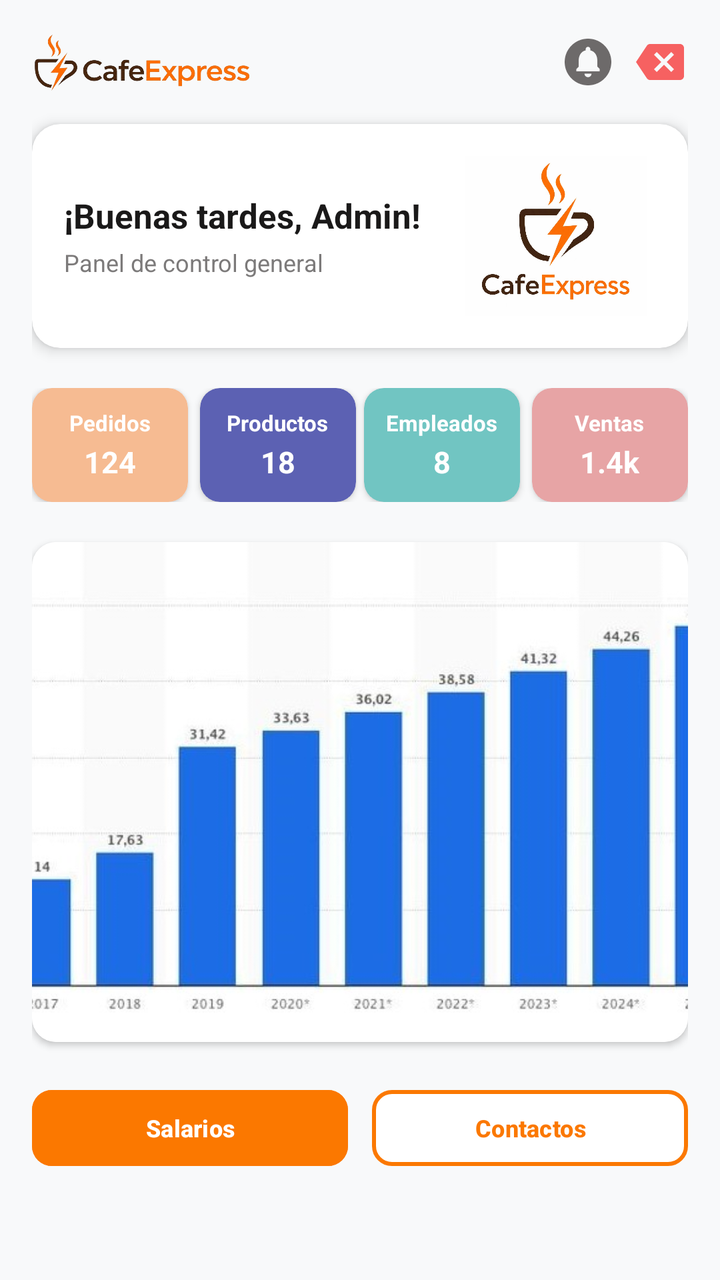
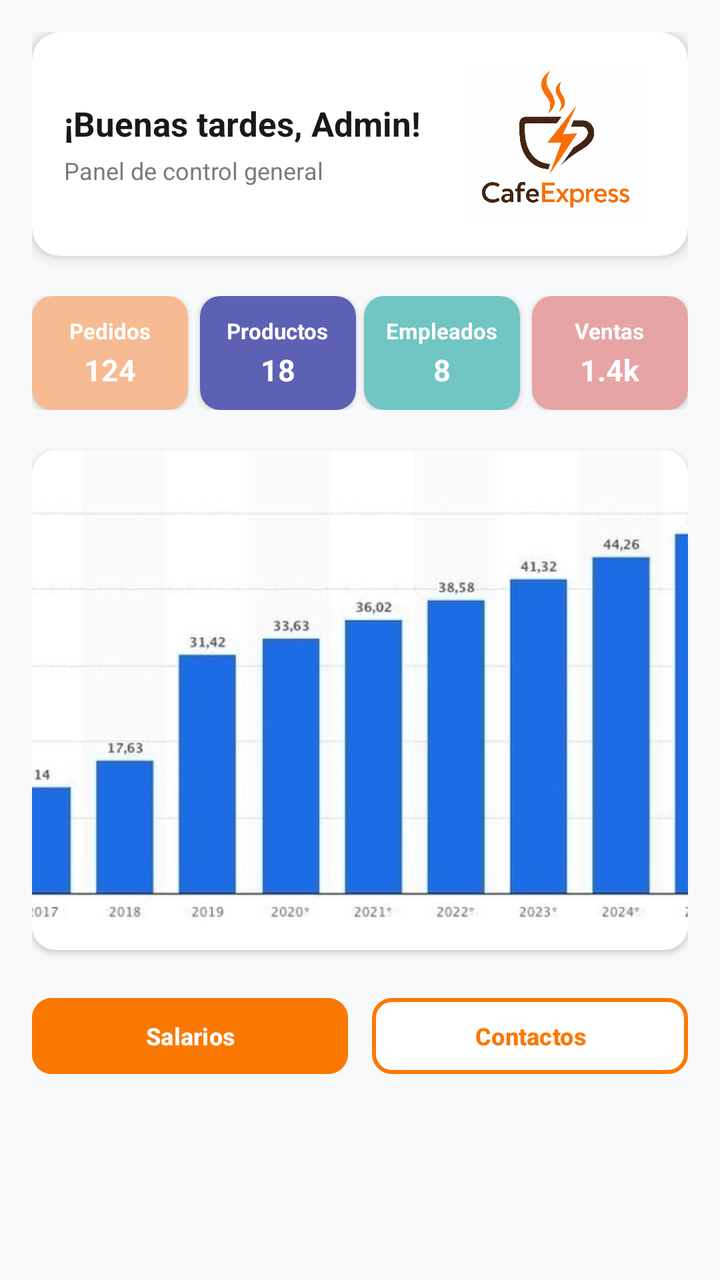

The first picture is an Android layout as it rendered before a commit; the second is the same layout after the commit. The layout source and the unified diff follow.
<!-- AndroidManifest.xml: application theme Theme.CafeExpress -->
<!-- res/layout/fragment_inicio.xml -->
<?xml version="1.0" encoding="utf-8"?>
<ScrollView xmlns:android="http://schemas.android.com/apk/res/android"
  xmlns:app="http://schemas.android.com/apk/res-auto"
  xmlns:tools="http://schemas.android.com/tools"
  android:layout_width="match_parent"
  android:layout_height="match_parent"
  android:background="#F8F9FA"
  android:fillViewport="true">

  <LinearLayout
    android:layout_width="match_parent"
    android:layout_height="wrap_content"
    android:orientation="vertical"
    android:padding="16dp">

    <RelativeLayout
      android:layout_width="match_parent"
      android:layout_height="wrap_content"
      android:layout_marginBottom="16dp">

      <ImageView
        android:id="@+id/imgLogoNav"
        android:layout_width="110dp"
        android:layout_height="30dp"
        android:layout_alignParentStart="true"
        android:layout_centerVertical="true"
        android:contentDescription="Logo de la cafetería"
        android:src="@drawable/logonombre" />

      <LinearLayout
        android:layout_width="wrap_content"
        android:layout_height="wrap_content"
        android:layout_alignParentEnd="true"
        android:layout_centerVertical="true"
        android:orientation="horizontal">

        <ImageButton
          android:id="@+id/btnNotificaciones"
          android:layout_width="28dp"
          android:layout_height="28dp"
          android:layout_marginEnd="8dp"
          android:background="?attr/selectableItemBackgroundBorderless"
          android:scaleType="fitCenter"
          android:src="@drawable/ic_bell"
          app:tint="#6D6A6A" />

        <ImageButton
          android:id="@+id/btnCerrarSesion"
          android:layout_width="28dp"
          android:layout_height="28dp"
          android:background="?attr/selectableItemBackgroundBorderless"
          android:contentDescription="Cerrar sesión"
          android:src="@drawable/ic_closed"
          app:tint="#F66161" />
      </LinearLayout>
    </RelativeLayout>

    <androidx.cardview.widget.CardView
      android:layout_width="match_parent"
      android:layout_height="wrap_content"
      android:layout_marginBottom="20dp"
      app:cardBackgroundColor="#FFFFFF"
      app:cardCornerRadius="14dp"
      app:cardElevation="4dp">

      <RelativeLayout
        android:layout_width="match_parent"
        android:layout_height="wrap_content"
        android:padding="16dp">

        <LinearLayout
          android:layout_width="wrap_content"
          android:layout_height="wrap_content"
          android:layout_alignParentStart="true"
          android:layout_centerVertical="true"
          android:layout_toStartOf="@id/imgBanner"
          android:orientation="vertical">

          <TextView
            android:layout_width="wrap_content"
            android:layout_height="wrap_content"
            android:text="¡Buenas tardes, Admin!"
            android:textColor="#1A1919"
            android:textSize="17sp"
            android:textStyle="bold" />

          <TextView
            android:layout_width="wrap_content"
            android:layout_height="wrap_content"
            android:layout_marginTop="4dp"
            android:text="Panel de control general"
            android:textColor="#7C7A7A"
            android:textSize="12sp" />
        </LinearLayout>

        <ImageView
          android:id="@+id/imgBanner"
          android:layout_width="100dp"
          android:layout_height="80dp"
          android:layout_alignParentEnd="true"
          android:layout_centerVertical="true"
          android:src="@drawable/logo" />
      </RelativeLayout>
    </androidx.cardview.widget.CardView>

    <LinearLayout
      android:layout_width="match_parent"
      android:layout_height="wrap_content"
      android:layout_marginBottom="20dp"
      android:orientation="horizontal"
      android:weightSum="4">

      
      <androidx.cardview.widget.CardView
        android:layout_width="0dp"
        android:layout_height="wrap_content"
        android:layout_weight="1"
        android:layout_marginEnd="4dp"
        app:cardBackgroundColor="#F6BB92"
        app:cardCornerRadius="10dp"
        app:cardElevation="2dp">

        <LinearLayout
          android:layout_width="match_parent"
          android:layout_height="wrap_content"
          android:gravity="center"
          android:orientation="vertical"
          android:padding="10dp">

          <TextView
            android:layout_width="wrap_content"
            android:layout_height="wrap_content"
            android:text="Pedidos"
            android:textColor="#FFFFFF"
            android:textSize="11sp"
            android:textStyle="bold" />

          <TextView
            android:layout_width="wrap_content"
            android:layout_height="wrap_content"
            android:layout_marginTop="2dp"
            android:text="124"
            android:textColor="#FFFFFF"
            android:textSize="15sp"
            android:textStyle="bold" />
        </LinearLayout>
      </androidx.cardview.widget.CardView>

      <androidx.cardview.widget.CardView
        android:layout_width="0dp"
        android:layout_height="wrap_content"
        android:layout_weight="1"
        android:layout_marginHorizontal="2dp"
        app:cardBackgroundColor="#5C61B3"
        app:cardCornerRadius="10dp"
        app:cardElevation="2dp">

        <LinearLayout
          android:layout_width="match_parent"
          android:layout_height="wrap_content"
          android:gravity="center"
          android:orientation="vertical"
          android:padding="10dp">

          <TextView
            android:layout_width="wrap_content"
            android:layout_height="wrap_content"
            android:text="Productos"
            android:textColor="#FFFFFF"
            android:textSize="11sp"
            android:textStyle="bold" />

          <TextView
            android:layout_width="wrap_content"
            android:layout_height="wrap_content"
            android:layout_marginTop="2dp"
            android:text="18"
            android:textColor="#FFFFFF"
            android:textSize="15sp"
            android:textStyle="bold" />
        </LinearLayout>
      </androidx.cardview.widget.CardView>

      <androidx.cardview.widget.CardView
        android:layout_width="0dp"
        android:layout_height="wrap_content"
        android:layout_weight="1"
        android:layout_marginHorizontal="2dp"
        app:cardBackgroundColor="#71C5C2"
        app:cardCornerRadius="10dp"
        app:cardElevation="2dp">

        <LinearLayout
          android:layout_width="match_parent"
          android:layout_height="wrap_content"
          android:gravity="center"
          android:orientation="vertical"
          android:padding="10dp">

          <TextView
            android:layout_width="wrap_content"
            android:layout_height="wrap_content"
            android:text="Empleados"
            android:textColor="#FFFFFF"
            android:textSize="11sp"
            android:textStyle="bold" />

          <TextView
            android:layout_width="wrap_content"
            android:layout_height="wrap_content"
            android:layout_marginTop="2dp"
            android:text="8"
            android:textColor="#FFFFFF"
            android:textSize="15sp"
            android:textStyle="bold" />
        </LinearLayout>
      </androidx.cardview.widget.CardView>

      <androidx.cardview.widget.CardView
        android:layout_width="0dp"
        android:layout_height="wrap_content"
        android:layout_weight="1"
        android:layout_marginStart="4dp"
        app:cardBackgroundColor="#E7A4A5"
        app:cardCornerRadius="10dp"
        app:cardElevation="2dp">

        <LinearLayout
          android:layout_width="match_parent"
          android:layout_height="wrap_content"
          android:gravity="center"
          android:orientation="vertical"
          android:padding="10dp">

          <TextView
            android:layout_width="wrap_content"
            android:layout_height="wrap_content"
            android:text="Ventas"
            android:textColor="#FFFFFF"
            android:textSize="11sp"
            android:textStyle="bold" />

          <TextView
            android:layout_width="wrap_content"
            android:layout_height="wrap_content"
            android:layout_marginTop="2dp"
            android:text="1.4k"
            android:textColor="#FFFFFF"
            android:textSize="15sp"
            android:textStyle="bold" />
        </LinearLayout>
      </androidx.cardview.widget.CardView>

    </LinearLayout>

    <androidx.cardview.widget.CardView
      android:layout_width="match_parent"
      android:layout_height="wrap_content"
      android:layout_marginBottom="20dp"
      app:cardCornerRadius="12dp"
      app:cardElevation="2dp">

      <ImageView
        android:layout_width="match_parent"
        android:layout_height="250dp"
        android:scaleType="centerCrop"
        android:src="@drawable/barras"/>
    </androidx.cardview.widget.CardView>

    <LinearLayout
      android:layout_width="match_parent"
      android:layout_height="wrap_content"
      android:orientation="horizontal"
      android:weightSum="2">

      <com.google.android.material.button.MaterialButton
        android:id="@+id/btnCalcularSalario"
        android:layout_width="0dp"
        android:layout_height="46dp"
        android:layout_weight="1"
        android:layout_marginEnd="6dp"
        android:backgroundTint="#FB7800"
        android:text="Salarios"
        android:textColor="#FFFFFF"
        android:textSize="12sp"
        android:textStyle="bold"
        app:cornerRadius="10dp" />

      <com.google.android.material.button.MaterialButton
        android:id="@+id/btnContactosEmpresa"
        android:layout_width="0dp"
        android:layout_height="46dp"
        android:layout_weight="1"
        android:layout_marginStart="6dp"
        android:backgroundTint="#FFFFFF"
        android:text="Contactos"
        android:textColor="#FB7800"
        android:textSize="12sp"
        android:textStyle="bold"
        app:cornerRadius="10dp"
        app:strokeColor="#FB7800"
        app:strokeWidth="2dp" />

    </LinearLayout>

  </LinearLayout>

</ScrollView>
<!-- resources referenced by this layout -->
<resources>
  <!-- drawable barras: jpg bitmap (drawable, 35615 bytes) -->
  <!-- drawable ic_bell (drawable) -->
  <vector xmlns:android="http://schemas.android.com/apk/res/android" android:height="24dp" android:tint="#000000" android:viewportHeight="24" android:viewportWidth="24" android:width="24dp">
        
      <path android:fillColor="@android:color/white" android:pathData="M12,2C6.48,2 2,6.48 2,12s4.48,10 10,10 10,-4.48 10,-10S17.52,2 12,2zM12,18.5c-0.83,0 -1.5,-0.67 -1.5,-1.5h3c0,0.83 -0.67,1.5 -1.5,1.5zM17,16L7,16v-1l1,-1v-2.61C8,9.27 9.03,7.47 11,7v-0.5c0,-0.57 0.43,-1 1,-1s1,0.43 1,1L13,7c1.97,0.47 3,2.28 3,4.39L16,14l1,1v1z"/>
      
  </vector>
  <!-- drawable ic_closed (drawable) -->
  <vector xmlns:android="http://schemas.android.com/apk/res/android" android:autoMirrored="true" android:height="24dp" android:tint="#000000" android:viewportHeight="24" android:viewportWidth="24" android:width="24dp">
        
      <path android:fillColor="@android:color/white" android:pathData="M22,3L7,3c-0.69,0 -1.23,0.35 -1.59,0.88L0,12l5.41,8.11c0.36,0.53 0.9,0.89 1.59,0.89h15c1.1,0 2,-0.9 2,-2L24,5c0,-1.1 -0.9,-2 -2,-2zM19,15.59L17.59,17 14,13.41 10.41,17 9,15.59 12.59,12 9,8.41 10.41,7 14,10.59 17.59,7 19,8.41 15.41,12 19,15.59z"/>
      
  </vector>
  <!-- drawable logo: jpeg bitmap (drawable, 84447 bytes) -->
  <!-- drawable logonombre: png bitmap (drawable, 130762 bytes) -->
  <style name="Theme.CafeExpress" parent="Base.Theme.CafeExpress" />
  <style name="Base.Theme.CafeExpress" parent="Theme.Material3.DayNight.NoActionBar">
      
      
    </style>
</resources>

<!-- the commit's change to res/layout/fragment_inicio.xml (unified diff, before → after) -->
@@ -13,47 +13,47 @@
     android:orientation="vertical"
     android:padding="16dp">
 
-    <RelativeLayout
-      android:layout_width="match_parent"
-      android:layout_height="wrap_content"
-      android:layout_marginBottom="16dp">
-
-      <ImageView
-        android:id="@+id/imgLogoNav"
-        android:layout_width="110dp"
-        android:layout_height="30dp"
-        android:layout_alignParentStart="true"
-        android:layout_centerVertical="true"
-        android:contentDescription="Logo de la cafetería"
-        android:src="@drawable/logonombre" />
-
-      <LinearLayout
-        android:layout_width="wrap_content"
-        android:layout_height="wrap_content"
-        android:layout_alignParentEnd="true"
-        android:layout_centerVertical="true"
-        android:orientation="horizontal">
-
-        <ImageButton
-          android:id="@+id/btnNotificaciones"
-          android:layout_width="28dp"
-          android:layout_height="28dp"
-          android:layout_marginEnd="8dp"
-          android:background="?attr/selectableItemBackgroundBorderless"
-          android:scaleType="fitCenter"
-          android:src="@drawable/ic_bell"
-          app:tint="#6D6A6A" />
-
-        <ImageButton
-          android:id="@+id/btnCerrarSesion"
-          android:layout_width="28dp"
-          android:layout_height="28dp"
-          android:background="?attr/selectableItemBackgroundBorderless"
-          android:contentDescription="Cerrar sesión"
-          android:src="@drawable/ic_closed"
-          app:tint="#F66161" />
-      </LinearLayout>
-    </RelativeLayout>
+
+
+
+
+
+
+
+
+
+
+
+
+
+
+
+
+
+
+
+
+
+
+
+
+
+
+
+
+
+
+
+
+
+
+
+
+
+
+
+
+
 
     <androidx.cardview.widget.CardView
       android:layout_width="match_parent"
<!-- resource entries referenced after the edit -->
@@ -1,20 +1,7 @@
 <!-- resources referenced by this layout -->
 <resources>
   <!-- drawable barras: jpg bitmap (drawable, 35615 bytes) -->
-  <!-- drawable ic_bell (drawable) -->
-  <vector xmlns:android="http://schemas.android.com/apk/res/android" android:height="24dp" android:tint="#000000" android:viewportHeight="24" android:viewportWidth="24" android:width="24dp">
-        
-      <path android:fillColor="@android:color/white" android:pathData="M12,2C6.48,2 2,6.48 2,12s4.48,10 10,10 10,-4.48 10,-10S17.52,2 12,2zM12,18.5c-0.83,0 -1.5,-0.67 -1.5,-1.5h3c0,0.83 -0.67,1.5 -1.5,1.5zM17,16L7,16v-1l1,-1v-2.61C8,9.27 9.03,7.47 11,7v-0.5c0,-0.57 0.43,-1 1,-1s1,0.43 1,1L13,7c1.97,0.47 3,2.28 3,4.39L16,14l1,1v1z"/>
-      
-  </vector>
-  <!-- drawable ic_closed (drawable) -->
-  <vector xmlns:android="http://schemas.android.com/apk/res/android" android:autoMirrored="true" android:height="24dp" android:tint="#000000" android:viewportHeight="24" android:viewportWidth="24" android:width="24dp">
-        
-      <path android:fillColor="@android:color/white" android:pathData="M22,3L7,3c-0.69,0 -1.23,0.35 -1.59,0.88L0,12l5.41,8.11c0.36,0.53 0.9,0.89 1.59,0.89h15c1.1,0 2,-0.9 2,-2L24,5c0,-1.1 -0.9,-2 -2,-2zM19,15.59L17.59,17 14,13.41 10.41,17 9,15.59 12.59,12 9,8.41 10.41,7 14,10.59 17.59,7 19,8.41 15.41,12 19,15.59z"/>
-      
-  </vector>
   <!-- drawable logo: jpeg bitmap (drawable, 84447 bytes) -->
-  <!-- drawable logonombre: png bitmap (drawable, 130762 bytes) -->
   <style name="Theme.CafeExpress" parent="Base.Theme.CafeExpress" />
   <style name="Base.Theme.CafeExpress" parent="Theme.Material3.DayNight.NoActionBar">
       
